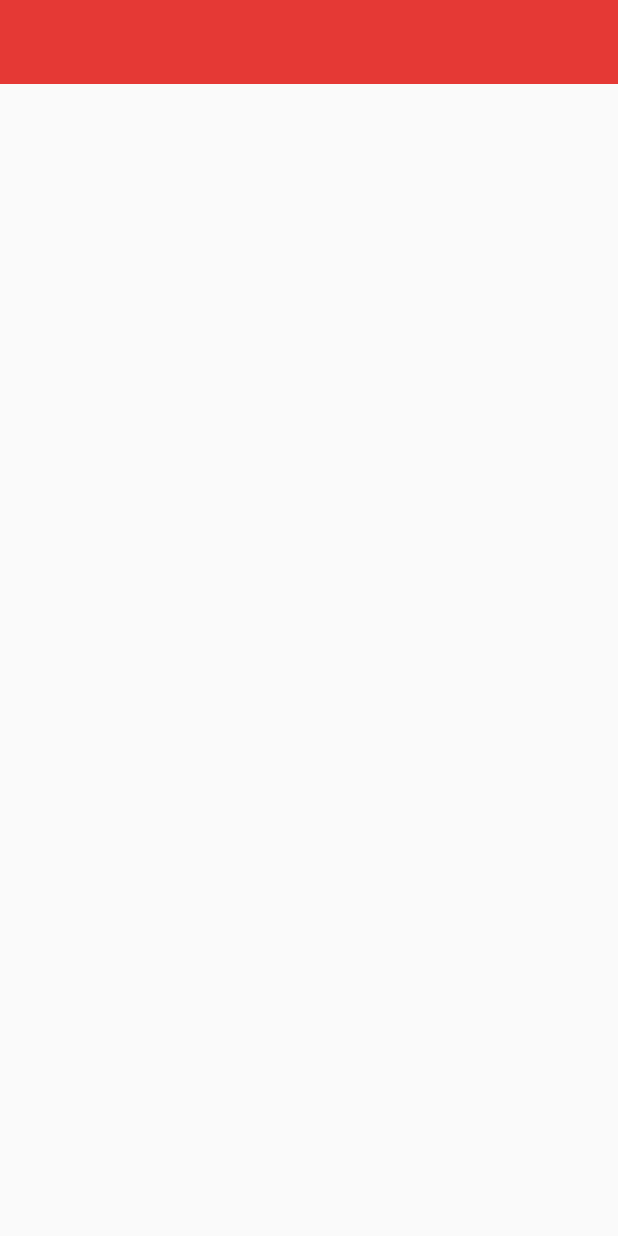
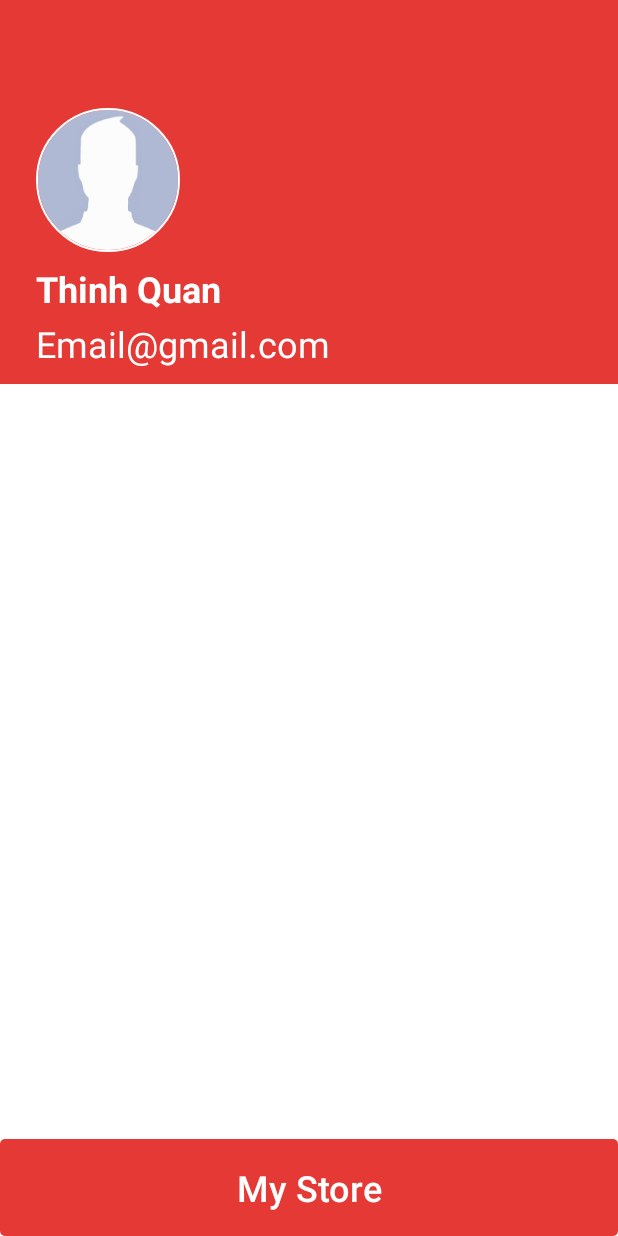
Before and after one commit to thinhuet/NiteFoodie, an Android app: the layout account_fragment.xml on its own in the app's theme, with its tools: preview values and no code run, on a phone screen of 412 x 824 dp. Run offline under Robolectric (Android 15) with nearby library versions, the phone set to English and light mode, and no system bars.

Commit message:
init account fragment

```diff
--- a/app/build.gradle
+++ b/app/build.gradle
@@ -28,7 +28,6 @@ dependencies {
     androidTestCompile('com.android.support.test.espresso:espresso-core:2.2.2', {
         exclude group: 'com.android.support', module: 'support-annotations'
     })
-
     compile 'com.android.support:appcompat-v7:25.3.1'
     compile 'com.android.support.constraint:constraint-layout:1.0.2'
     compile 'com.android.support:design:25.3.1'
@@ -44,8 +43,8 @@ dependencies {
     compile 'com.google.firebase:firebase-auth:11.0.2'
     compile 'com.google.firebase:firebase-database:11.0.2'
     compile 'com.google.firebase:firebase-storage:11.0.2'
-
-
+    compile 'de.hdodenhof:circleimageview:2.1.0'
+    compile 'com.squareup.picasso:picasso:2.5.2'
 }
 
 apply plugin: 'com.google.gms.google-services'
--- a/app/src/main/java/com/t3h/nitefoodie/ui/main/login/LoginActivity.java
+++ b/app/src/main/java/com/t3h/nitefoodie/ui/main/login/LoginActivity.java
@@ -80,6 +80,7 @@ public class LoginActivity extends BaseActivity implements View.OnClickListener,
     @Override
     public void onClick(View v) {
         mPresenter.loginFacebook(this, mCallBackManager);
+        checkLogin();
     }
 
     @Override
--- a/app/src/main/res/layout/account_fragment.xml
+++ b/app/src/main/res/layout/account_fragment.xml
@@ -1,14 +1,71 @@
 <?xml version="1.0" encoding="utf-8"?>
-<LinearLayout xmlns:android="http://schemas.android.com/apk/res/android"
+<RelativeLayout xmlns:android="http://schemas.android.com/apk/res/android"
+    xmlns:app="http://schemas.android.com/apk/res-auto"
     android:layout_width="match_parent"
     android:layout_height="match_parent"
-    xmlns:app="http://schemas.android.com/apk/res-auto"
+    android:background="@color/white"
     android:orientation="vertical">
 
     <android.support.v7.widget.Toolbar
         android:id="@+id/toolbar"
+        style="@style/Toolbar.TitleText"
+        android:layout_width="match_parent"
+        android:layout_height="?attr/actionBarSize"
         android:background="@color/colorPrimary"
-        app:titleTextColor="@color/white"
+        app:popupTheme="@style/ThemeOverlay.AppCompat.Light"
+        app:theme="@style/Base.ThemeOverlay.AppCompat.Dark.ActionBar"
+        app:titleTextAppearance="@style/Toolbar.TitleText"></android.support.v7.widget.Toolbar>
+
+    <LinearLayout
         android:layout_width="match_parent"
-        android:layout_height="?attr/actionBarSize"></android.support.v7.widget.Toolbar>
-</LinearLayout>
+        android:layout_height="200dp"
+        android:layout_below="@+id/toolbar"
+        android:background="@color/colorPrimary"
+        android:orientation="vertical"
+        android:paddingTop="16dp">
+
+        <de.hdodenhof.circleimageview.CircleImageView
+            android:id="@+id/iv_user_avatar"
+            android:layout_width="96dp"
+            android:layout_height="96dp"
+            android:layout_gravity="left"
+            android:layout_marginLeft="24dp"
+            android:scaleType="centerCrop"
+            android:src="@drawable/avatar"
+            app:civ_border_color="@color/white"
+            app:civ_border_width="1dp" />
+
+        <TextView
+            android:id="@+id/tv_user_name"
+            android:layout_width="wrap_content"
+            android:layout_height="wrap_content"
+            android:layout_marginLeft="24dp"
+            android:layout_marginTop="8dp"
+            android:text="Thinh Quan"
+            android:textColor="@color/white"
+            android:textSize="24sp"
+            android:textStyle="bold" />
+
+        <TextView
+            android:id="@+id/tv_user_email"
+            android:layout_width="wrap_content"
+            android:layout_height="wrap_content"
+            android:layout_marginLeft="24dp"
+            android:layout_marginTop="4dp"
+            android:text="Email@gmail.com"
+            android:textColor="@color/white"
+            android:textSize="24sp" />
+    </LinearLayout>
+
+    <Button
+        android:layout_width="match_parent"
+        android:layout_height="wrap_content"
+        android:layout_alignParentBottom="true"
+        android:background="@drawable/button_selector"
+        android:backgroundTint="@color/colorPrimary"
+        android:padding="16dp"
+        android:text="My Store"
+        android:textAllCaps="false"
+        android:textColor="@color/white"
+        android:textSize="24sp" />
+</RelativeLayout>
--- a/app/src/main/res/values/styles.xml
+++ b/app/src/main/res/values/styles.xml
@@ -17,7 +17,7 @@
     </style>
 
     <style name="Toolbar.TitleText" parent="TextAppearance.Widget.AppCompat.Toolbar.Title">
-        <item name="android:textSize">10sp</item>
+        <item name="android:textSize">24sp</item>
         <item name="android:textStyle">normal</item>
         <item name="android:color">@color/white</item>
         <item name="android:gravity">left</item>
```
Also changed, not shown: app/src/main/java/com/t3h/nitefoodie/model/User.java (+9 -0 lines), app/src/main/java/com/t3h/nitefoodie/ui/main/MainActivity.java (+9 -18 lines), app/src/main/java/com/t3h/nitefoodie/ui/main/account/AccountFragment.java (+74 -0 lines), app/src/main/java/com/t3h/nitefoodie/ui/main/login/LoginPresenter.java (+4 -3 lines), app/src/main/res/menu/menu_account_toolbar.xml (added, +8 -0 lines), app/src/main/res/drawable-xhdpi/avatar.png (added).
